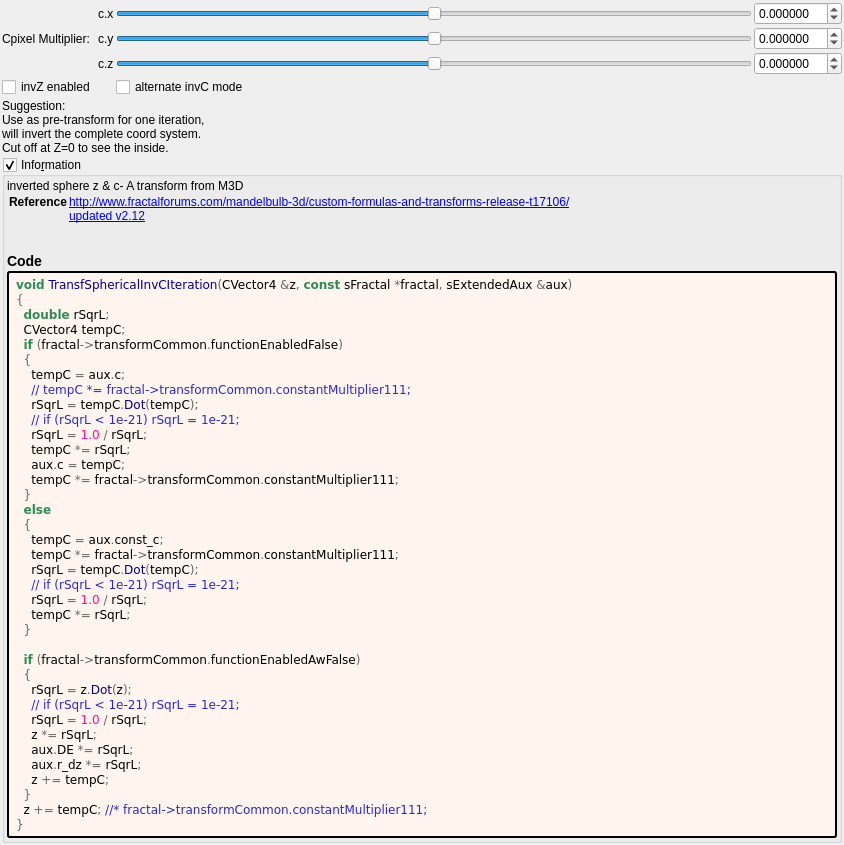
Old version of the form mandelbulber2/formula/ui/fractal_transf_spherical_inv_c.ui in the repository buddhi1980/mandelbulber2.
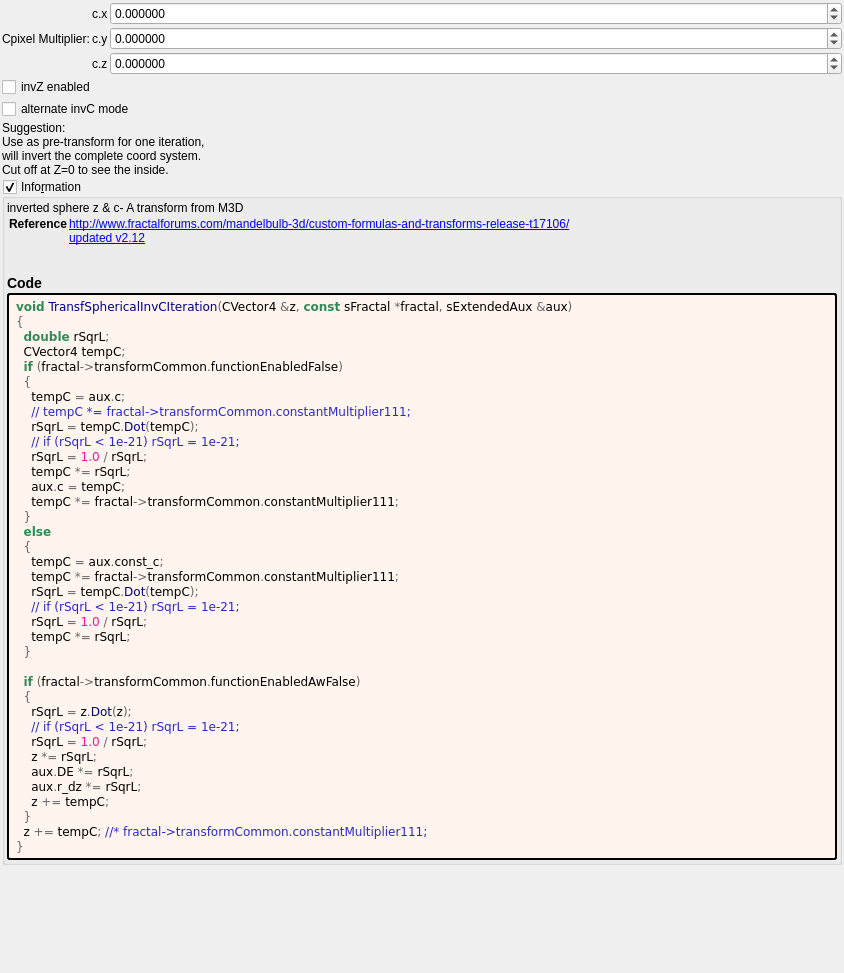
New version of the form. Custom widgets are drawn as their Qt base class.

What changed in the file:
```diff
--- a/mandelbulber2/formula/ui/fractal_transf_spherical_inv_c.ui
+++ b/mandelbulber2/formula/ui/fractal_transf_spherical_inv_c.ui
@@ -7,7 +7,7 @@
     <x>0</x>
     <y>0</y>
     <width>844</width>
-    <height>551</height>
+    <height>973</height>
    </rect>
   </property>
   <property name="windowTitle">
@@ -30,60 +30,10 @@
     <number>2</number>
    </property>
    <item>
-    <layout class="QGridLayout" name="gridLayout_44">
+    <layout class="QGridLayout" name="gridLayout_44" columnstretch="0,0,1">
      <property name="spacing">
       <number>2</number>
      </property>
-     <item row="0" column="2">
-      <widget class="QSlider" name="slider3_transf_constant_multiplier_111_x">
-       <property name="sizePolicy">
-        <sizepolicy hsizetype="Expanding" vsizetype="Maximum">
-         <horstretch>0</horstretch>
-         <verstretch>0</verstretch>
-        </sizepolicy>
-       </property>
-       <property name="minimum">
-        <number>-10000000</number>
-       </property>
-       <property name="maximum">
-        <number>10000000</number>
-       </property>
-       <property name="value">
-        <number>0</number>
-       </property>
-       <property name="sliderPosition">
-        <number>0</number>
-       </property>
-       <property name="orientation">
-        <enum>Qt::Horizontal</enum>
-       </property>
-      </widget>
-     </item>
-     <item row="1" column="2">
-      <widget class="QSlider" name="slider3_transf_constant_multiplier_111_y">
-       <property name="sizePolicy">
-        <sizepolicy hsizetype="Expanding" vsizetype="Maximum">
-         <horstretch>0</horstretch>
-         <verstretch>0</verstretch>
-        </sizepolicy>
-       </property>
-       <property name="minimum">
-        <number>-10000000</number>
-       </property>
-       <property name="maximum">
-        <number>10000000</number>
-       </property>
-       <property name="value">
-        <number>0</number>
-       </property>
-       <property name="sliderPosition">
-        <number>0</number>
-       </property>
-       <property name="orientation">
-        <enum>Qt::Horizontal</enum>
-       </property>
-      </widget>
-     </item>
      <item row="1" column="1">
       <widget class="QLabel" name="label_113">
        <property name="text">
@@ -91,6 +41,34 @@
        </property>
       </widget>
      </item>
+     <item row="1" column="2">
+      <widget class="MyDoubleSpinBox" name="spinbox3_transf_constant_multiplier_111_y">
+       <property name="sizePolicy">
+        <sizepolicy hsizetype="Minimum" vsizetype="Maximum">
+         <horstretch>0</horstretch>
+         <verstretch>0</verstretch>
+        </sizepolicy>
+       </property>
+       <property name="prefix">
+        <string/>
+       </property>
+       <property name="suffix">
+        <string/>
+       </property>
+       <property name="decimals">
+        <number>6</number>
+       </property>
+       <property name="minimum">
+        <double>-99.989999999999995</double>
+       </property>
+       <property name="maximum">
+        <double>99.989999999999995</double>
+       </property>
+       <property name="singleStep">
+        <double>0.100000000000000</double>
+       </property>
+      </widget>
+     </item>
      <item row="0" column="1">
       <widget class="QLabel" name="label_117">
        <property name="text">
@@ -98,115 +76,6 @@
        </property>
       </widget>
      </item>
-     <item row="1" column="3">
-      <widget class="MyDoubleSpinBox" name="spinbox3_transf_constant_multiplier_111_y">
-       <property name="sizePolicy">
-        <sizepolicy hsizetype="Minimum" vsizetype="Maximum">
-         <horstretch>0</horstretch>
-         <verstretch>0</verstretch>
-        </sizepolicy>
-       </property>
-       <property name="prefix">
-        <string/>
-       </property>
-       <property name="suffix">
-        <string/>
-       </property>
-       <property name="decimals">
-        <number>6</number>
-       </property>
-       <property name="minimum">
-        <double>-99.989999999999995</double>
-       </property>
-       <property name="maximum">
-        <double>99.989999999999995</double>
-       </property>
-       <property name="singleStep">
-        <double>0.100000000000000</double>
-       </property>
-      </widget>
-     </item>
-     <item row="2" column="3">
-      <widget class="MyDoubleSpinBox" name="spinbox3_transf_constant_multiplier_111_z">
-       <property name="sizePolicy">
-        <sizepolicy hsizetype="Minimum" vsizetype="Maximum">
-         <horstretch>0</horstretch>
-         <verstretch>0</verstretch>
-        </sizepolicy>
-       </property>
-       <property name="prefix">
-        <string/>
-       </property>
-       <property name="suffix">
-        <string/>
-       </property>
-       <property name="decimals">
-        <number>6</number>
-       </property>
-       <property name="minimum">
-        <double>-99.989999999999995</double>
-       </property>
-       <property name="maximum">
-        <double>99.989999999999995</double>
-       </property>
-       <property name="singleStep">
-        <double>0.100000000000000</double>
-       </property>
-      </widget>
-     </item>
-     <item row="0" column="3">
-      <widget class="MyDoubleSpinBox" name="spinbox3_transf_constant_multiplier_111_x">
-       <property name="sizePolicy">
-        <sizepolicy hsizetype="Minimum" vsizetype="Maximum">
-         <horstretch>0</horstretch>
-         <verstretch>0</verstretch>
-        </sizepolicy>
-       </property>
-       <property name="prefix">
-        <string/>
-       </property>
-       <property name="suffix">
-        <string/>
-       </property>
-       <property name="decimals">
-        <number>6</number>
-       </property>
-       <property name="minimum">
-        <double>-99.989999999999995</double>
-       </property>
-       <property name="maximum">
-        <double>99.989999999999995</double>
-       </property>
-       <property name="singleStep">
-        <double>0.100000000000000</double>
-       </property>
-      </widget>
-     </item>
-     <item row="2" column="2">
-      <widget class="QSlider" name="slider3_transf_constant_multiplier_111_z">
-       <property name="sizePolicy">
-        <sizepolicy hsizetype="Expanding" vsizetype="Maximum">
-         <horstretch>0</horstretch>
-         <verstretch>0</verstretch>
-        </sizepolicy>
-       </property>
-       <property name="minimum">
-        <number>-10000000</number>
-       </property>
-       <property name="maximum">
-        <number>10000000</number>
-       </property>
-       <property name="value">
-        <number>0</number>
-       </property>
-       <property name="sliderPosition">
-        <number>0</number>
-       </property>
-       <property name="orientation">
-        <enum>Qt::Horizontal</enum>
-       </property>
-      </widget>
-     </item>
      <item row="1" column="0">
       <widget class="QLabel" name="label_114">
        <property name="text">
@@ -214,6 +83,34 @@
        </property>
       </widget>
      </item>
+     <item row="0" column="2">
+      <widget class="MyDoubleSpinBox" name="spinbox3_transf_constant_multiplier_111_x">
+       <property name="sizePolicy">
+        <sizepolicy hsizetype="Minimum" vsizetype="Maximum">
+         <horstretch>0</horstretch>
+         <verstretch>0</verstretch>
+        </sizepolicy>
+       </property>
+       <property name="prefix">
+        <string/>
+       </property>
+       <property name="suffix">
+        <string/>
+       </property>
+       <property name="decimals">
+        <number>6</number>
+       </property>
+       <property name="minimum">
+        <double>-99.989999999999995</double>
+       </property>
+       <property name="maximum">
+        <double>99.989999999999995</double>
+       </property>
+       <property name="singleStep">
+        <double>0.100000000000000</double>
+       </property>
+      </widget>
+     </item>
      <item row="2" column="1">
       <widget class="QLabel" name="label_118">
        <property name="text">
@@ -221,22 +118,50 @@
        </property>
       </widget>
      </item>
-     <item row="3" column="0">
-      <widget class="QCheckBox" name="checkBox_transf_function_enabledAw_false">
-       <property name="text">
-        <string>invZ enabled</string>
+     <item row="2" column="2">
+      <widget class="MyDoubleSpinBox" name="spinbox3_transf_constant_multiplier_111_z">
+       <property name="sizePolicy">
+        <sizepolicy hsizetype="Minimum" vsizetype="Maximum">
+         <horstretch>0</horstretch>
+         <verstretch>0</verstretch>
+        </sizepolicy>
        </property>
-      </widget>
-     </item>
-     <item row="3" column="2">
-      <widget class="QCheckBox" name="checkBox_transf_function_enabled_false">
-       <property name="text">
-        <string>alternate invC mode</string>
+       <property name="prefix">
+        <string/>
+       </property>
+       <property name="suffix">
+        <string/>
+       </property>
+       <property name="decimals">
+        <number>6</number>
+       </property>
+       <property name="minimum">
+        <double>-99.989999999999995</double>
+       </property>
+       <property name="maximum">
+        <double>99.989999999999995</double>
+       </property>
+       <property name="singleStep">
+        <double>0.100000000000000</double>
        </property>
       </widget>
      </item>
     </layout>
    </item>
+   <item>
+    <widget class="QCheckBox" name="checkBox_transf_function_enabledAw_false">
+     <property name="text">
+      <string>invZ enabled</string>
+     </property>
+    </widget>
+   </item>
+   <item>
+    <widget class="QCheckBox" name="checkBox_transf_function_enabled_false">
+     <property name="text">
+      <string>alternate invC mode</string>
+     </property>
+    </widget>
+   </item>
    <item>
     <widget class="QLabel" name="label">
      <property name="toolTip">
```
Left out of the diff: 5 changed lines with no effect on the pictures.
